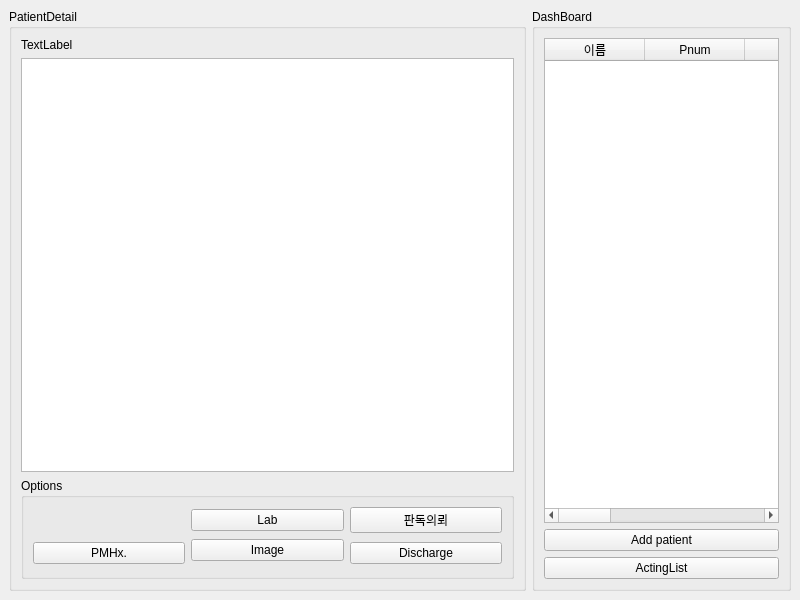
First picture: the form in UI/MainWin.ui, repository caerulea3/ERSupporter, before the edit.
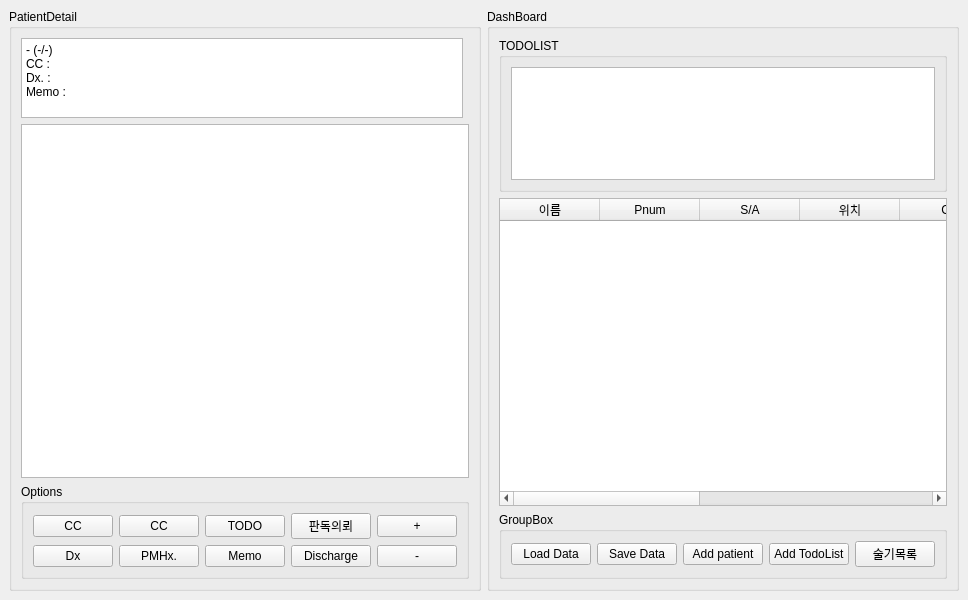
Second picture: the form after the edit.

```diff
--- a/UI/MainWin.ui
+++ b/UI/MainWin.ui
@@ -19,7 +19,7 @@
      <widget class="QGroupBox" name="groupBox">
       <property name="sizePolicy">
        <sizepolicy hsizetype="Preferred" vsizetype="Preferred">
-        <horstretch>40</horstretch>
+        <horstretch>10</horstretch>
         <verstretch>0</verstretch>
        </sizepolicy>
       </property>
@@ -34,39 +34,22 @@
       </property>
       <layout class="QGridLayout" name="gridLayout_4">
        <item row="3" column="0" colspan="2">
-        <widget class="QTableView" name="tableView"/>
-       </item>
-       <item row="4" column="0" colspan="2">
         <widget class="QGroupBox" name="groupBox_3">
          <property name="title">
           <string>Options</string>
          </property>
          <layout class="QGridLayout" name="gridLayout_3">
-          <item row="1" column="1" rowspan="2">
-           <widget class="QPushButton" name="PastMedicalB">
-            <property name="text">
-             <string>PMHx.</string>
-            </property>
-           </widget>
-          </item>
-          <item row="1" column="2">
+          <item row="2" column="2">
            <widget class="QPushButton" name="ImagingB">
             <property name="text">
-             <string>Image</string>
-            </property>
-           </widget>
-          </item>
-          <item row="1" column="3" rowspan="2">
-           <widget class="QPushButton" name="DischargeB">
-            <property name="text">
-             <string>Discharge</string>
+             <string>Memo</string>
             </property>
            </widget>
           </item>
           <item row="0" column="2">
            <widget class="QPushButton" name="LabB">
             <property name="text">
-             <string>Lab</string>
+             <string>TODO</string>
             </property>
            </widget>
           </item>
@@ -77,13 +60,77 @@
             </property>
            </widget>
           </item>
+          <item row="0" column="0">
+           <widget class="QPushButton" name="CCB">
+            <property name="text">
+             <string>CC</string>
+            </property>
+           </widget>
+          </item>
+          <item row="2" column="0">
+           <widget class="QPushButton" name="DxB">
+            <property name="text">
+             <string>Dx</string>
+            </property>
+           </widget>
+          </item>
+          <item row="2" column="3">
+           <widget class="QPushButton" name="DischargeB">
+            <property name="text">
+             <string>Discharge</string>
+            </property>
+           </widget>
+          </item>
+          <item row="2" column="1">
+           <widget class="QPushButton" name="PastMedicalB">
+            <property name="text">
+             <string>PMHx.</string>
+            </property>
+           </widget>
+          </item>
+          <item row="0" column="1">
+           <widget class="QPushButton" name="xxx">
+            <property name="text">
+             <string>CC</string>
+            </property>
+           </widget>
+          </item>
+          <item row="0" column="4">
+           <widget class="QPushButton" name="xxx_2">
+            <property name="text">
+             <string>+</string>
+            </property>
+           </widget>
+          </item>
+          <item row="2" column="4">
+           <widget class="QPushButton" name="xxx_3">
+            <property name="text">
+             <string>-</string>
+            </property>
+           </widget>
+          </item>
          </layout>
         </widget>
        </item>
-       <item row="0" column="0" colspan="2">
-        <widget class="QLabel" name="label">
-         <property name="text">
-          <string>TextLabel</string>
+       <item row="2" column="0" colspan="2">
+        <widget class="QTableView" name="tableView"/>
+       </item>
+       <item row="0" column="0">
+        <widget class="QPlainTextEdit" name="PData">
+         <property name="maximumSize">
+          <size>
+           <width>16777215</width>
+           <height>80</height>
+          </size>
+         </property>
+         <property name="plainText">
+          <string>- (-/-)
+CC : 
+Dx. : 
+Memo :</string>
+         </property>
+         <property name="textInteractionFlags">
+          <set>Qt::TextSelectableByKeyboard|Qt::TextSelectableByMouse</set>
          </property>
         </widget>
        </item>
@@ -108,8 +155,17 @@
        <string>DashBoard</string>
       </property>
       <layout class="QGridLayout" name="gridLayout_2">
-       <item row="0" column="0">
+       <item row="1" column="0">
         <widget class="QTableWidget" name="DashBoardTable">
+         <property name="sizePolicy">
+          <sizepolicy hsizetype="Expanding" vsizetype="Expanding">
+           <horstretch>0</horstretch>
+           <verstretch>20</verstretch>
+          </sizepolicy>
+         </property>
+         <property name="editTriggers">
+          <set>QAbstractItemView::NoEditTriggers</set>
+         </property>
          <column>
           <property name="text">
            <string>이름</string>
@@ -132,7 +188,12 @@
          </column>
          <column>
           <property name="text">
-           <string>주소</string>
+           <string>CC</string>
+          </property>
+         </column>
+         <column>
+          <property name="text">
+           <string>Dx</string>
           </property>
          </column>
          <column>
@@ -152,18 +213,66 @@
          </column>
         </widget>
        </item>
-       <item row="1" column="0">
-        <widget class="QPushButton" name="AddPatB">
-         <property name="text">
-          <string>Add patient</string>
+       <item row="0" column="0">
+        <widget class="QGroupBox" name="groupBox_4">
+         <property name="sizePolicy">
+          <sizepolicy hsizetype="Preferred" vsizetype="Preferred">
+           <horstretch>0</horstretch>
+           <verstretch>10</verstretch>
+          </sizepolicy>
          </property>
+         <property name="title">
+          <string>TODOLIST</string>
+         </property>
+         <layout class="QVBoxLayout" name="verticalLayout">
+          <item>
+           <widget class="QListWidget" name="TodoTable"/>
+          </item>
+         </layout>
         </widget>
        </item>
        <item row="2" column="0">
-        <widget class="QPushButton" name="ActingB">
-         <property name="text">
-          <string>ActingList</string>
+        <widget class="QGroupBox" name="groupBox_5">
+         <property name="title">
+          <string>GroupBox</string>
          </property>
+         <layout class="QHBoxLayout" name="horizontalLayout">
+          <item>
+           <widget class="QPushButton" name="LoadB">
+            <property name="text">
+             <string>Load Data</string>
+            </property>
+           </widget>
+          </item>
+          <item>
+           <widget class="QPushButton" name="SaveB">
+            <property name="text">
+             <string>Save Data</string>
+            </property>
+           </widget>
+          </item>
+          <item>
+           <widget class="QPushButton" name="AddPatB">
+            <property name="text">
+             <string>Add patient</string>
+            </property>
+           </widget>
+          </item>
+          <item>
+           <widget class="QPushButton" name="AddTodoB">
+            <property name="text">
+             <string>Add TodoList</string>
+            </property>
+           </widget>
+          </item>
+          <item>
+           <widget class="QPushButton" name="ActingB">
+            <property name="text">
+             <string>술기목록</string>
+            </property>
+           </widget>
+          </item>
+         </layout>
         </widget>
        </item>
       </layout>
```
